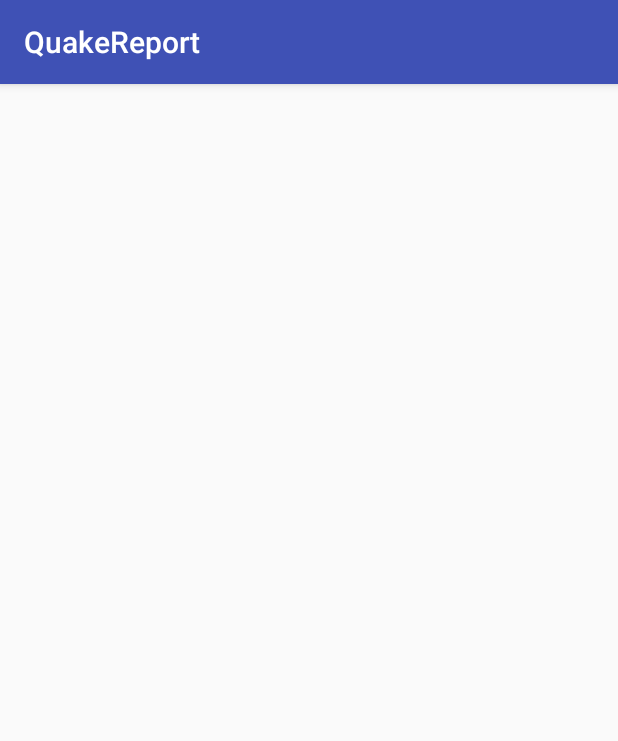
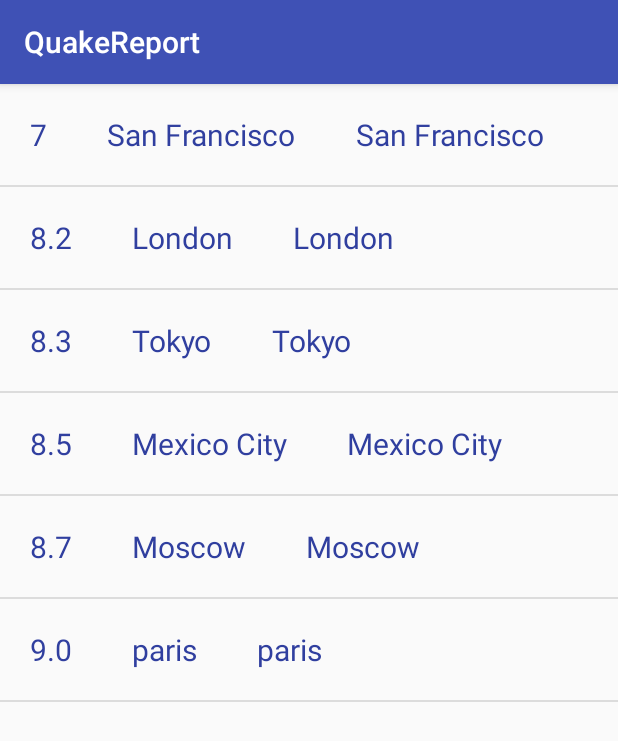
Before and after one commit to sauravvishal8797/QuakeReport, an Android app: the screen it shows after launch (EarthquakeActivity), on a phone screen of 412 x 824 dp. Shown: the top 741 px of the screen. Run offline under Robolectric (Android 15) with nearby library versions, the phone set to English and light mode, and no system bars.

Commit message:
Added the EarthQuakeAdapter

```diff
--- /dev/null
+++ b/app/src/main/java/android/example/com/quakereport/EarthQuakeAdapter.java
@@ -0,0 +1,75 @@
+package android.example.com.quakereport;
+
+import android.widget.ArrayAdapter;
+
+/**
+ * Created by saurav on 21/4/17.
+ */
+import android.app.Activity;
+import android.view.LayoutInflater;
+import android.view.View;
+import android.view.ViewGroup;
+import android.widget.TextView;
+
+import java.util.ArrayList;
+
+import static android.icu.lang.UCharacter.GraphemeClusterBreak.L;
+
+/**
+ * Created by saurav on 30/1/17.
+ */
+
+public class EarthQuakeAdapter extends ArrayAdapter<EarthQuakes> {
+
+
+    public EarthQuakeAdapter(Activity context, ArrayList<EarthQuakes> earthQuakes) {
+        // Here, we initialize the ArrayAdapter's internal storage for the context and the list.
+        // the second argument is used when the ArrayAdapter is populating a single TextView.
+        // Because this is a custom adapter for two TextViews and an ImageView, the adapter is not
+        // going to use this second argument, so it can be any value. Here, we used 0.
+        super(context, 0, earthQuakes );
+    }
+
+    /**
+     * Provides a view for an AdapterView (ListView, GridView, etc.)
+     *
+     * @param position The position in the list of data that should be displayed in the
+     *                 list item view.
+     * @param convertView The recycled view to populate.
+     * @param parent The parent ViewGroup that is used for inflation.
+     * @return The View for the position in the AdapterView.
+     */
+    @Override
+    public View getView(int position, View convertView, ViewGroup parent) {
+        // Check if the existing view is being reused, otherwise inflate the view
+        View listItemView = convertView;
+        if (listItemView == null) {
+            listItemView = LayoutInflater.from(getContext()).inflate(
+                    R.layout.list_item, parent, false);
+        }
+
+        // Get the {@link AndroidFlavor} object located at this position in the list
+        EarthQuakes currentQuake = getItem(position);
+
+        // Find the TextView in the list_item.xml layout with the ID version_name
+        TextView magnitude = (TextView) listItemView.findViewById(R.id.magnitude);
+        // Get the version name from the current AndroidFlavor object and
+        // set this text on the name TextView
+        magnitude.setText(currentQuake.getmMagnitude());
+
+        // Find the TextView in the list_item.xml layout with the ID version_number
+        TextView places = (TextView) listItemView.findViewById(R.id.places);
+        // Get the version number from the current AndroidFlavor object and
+        // set this text on the number TextView
+        places.setText(currentQuake.getmPlace());
+
+        TextView date = (TextView) listItemView.findViewById(R.id.date);
+        // Get the version number from the current AndroidFlavor object and
+        // set this text on the number TextView
+        date.setText(currentQuake.getmPlace());
+
+        return listItemView;
+
+    }
+
+}
--- a/app/src/main/java/android/example/com/quakereport/EarthquakeActivity.java
+++ b/app/src/main/java/android/example/com/quakereport/EarthquakeActivity.java
@@ -29,11 +29,10 @@ public class EarthquakeActivity extends AppCompatActivity {
         ListView earthquakeListView = (ListView) findViewById(R.id.list);
 
         // Create a new {@link ArrayAdapter} of earthquakes
-        ArrayAdapter<String> adapter = new ArrayAdapter<String>(
-                this, R.layout.list_item, earthquakes);
+        EarthQuakeAdapter QuakeAdapter = new EarthQuakeAdapter(this, earthquakes);
 
         // Set the adapter on the {@link ListView}
         // so the list can be populated in the user interface
-        earthquakeListView.setAdapter(adapter);
+        earthquakeListView.setAdapter(QuakeAdapter);
     }
 }
--- a/app/src/main/res/layout/list_item.xml
+++ b/app/src/main/res/layout/list_item.xml
@@ -9,18 +9,21 @@
 
   <TextView android:layout_width="wrap_content" android:layout_height="wrap_content"
             android:text="7.2"
+            android:id="@+id/magnitude"
             android:layout_margin="20dp"
             android:textColor="@color/colorPrimaryDark"
             android:textSize="20dp"/>
 
   <TextView android:layout_width="wrap_content" android:layout_height="wrap_content"
             android:layout_margin="20dp"
+            android:id="@+id/places"
             android:text="San Francisco"
             android:textColor="@color/colorPrimaryDark"
             android:textSize="20dp"/>
 
   <TextView android:layout_width="wrap_content" android:layout_height="wrap_content"
             android:text="FEb 2, 2016"
+            android:id="@+id/date"
             android:layout_margin="20dp"
             android:textColor="@color/colorPrimaryDark"
             android:textSize="20dp"/>
```
